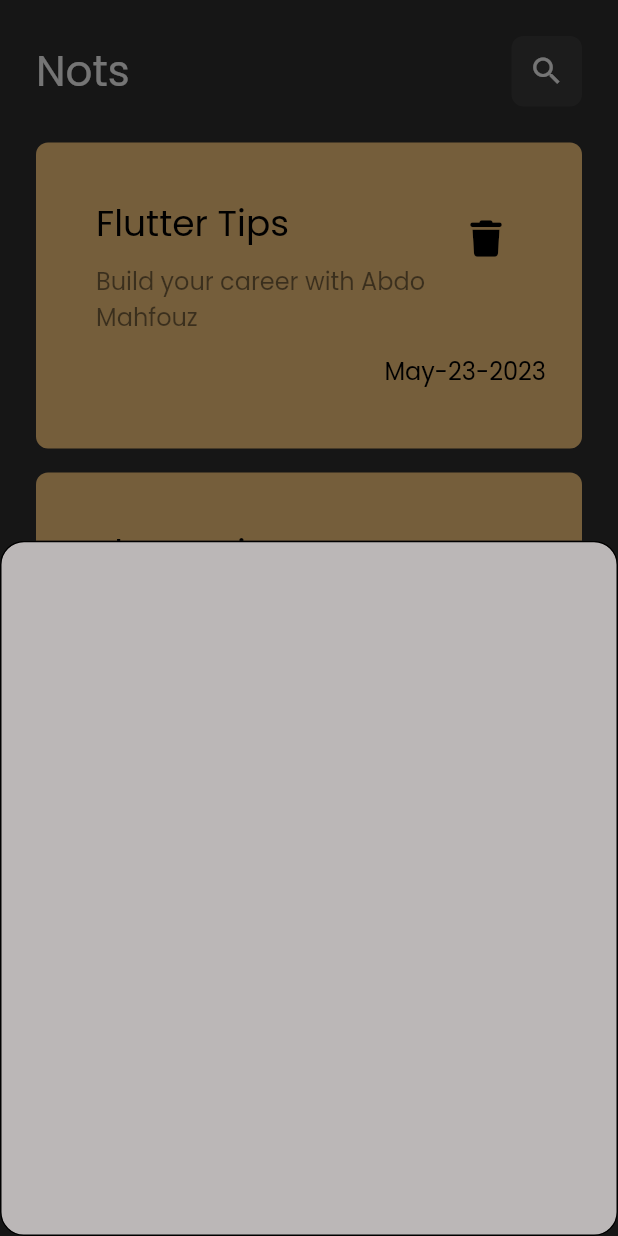
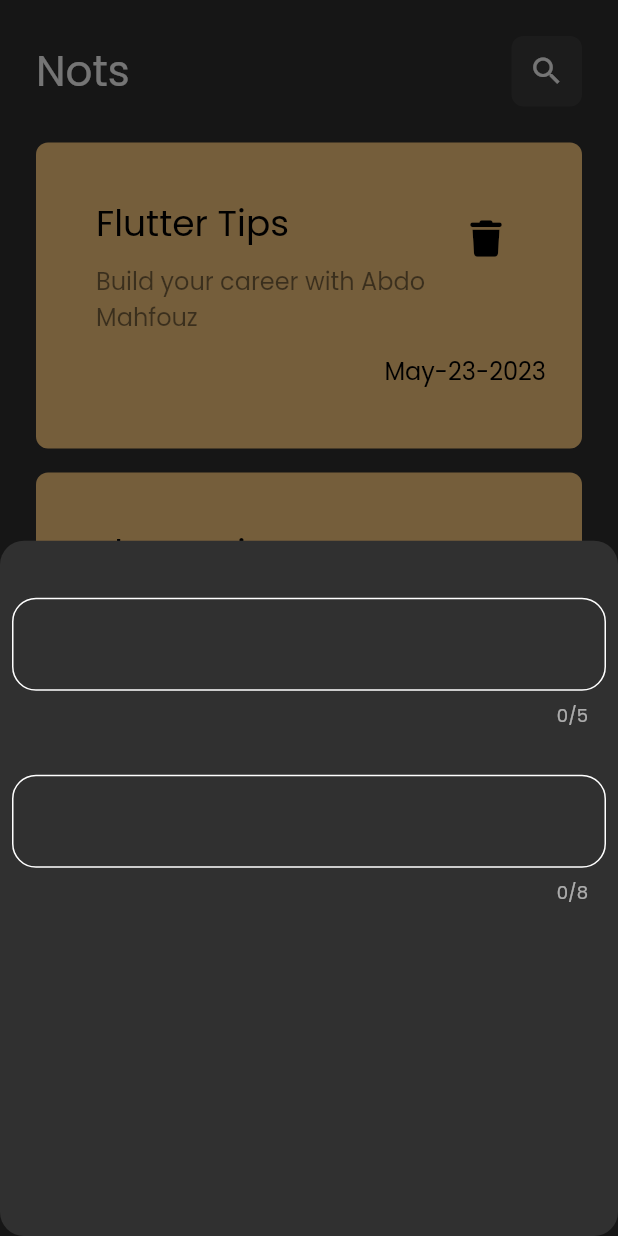
Before and after one commit to AMahfouz144/Notes_App, a Flutter app: the screen it shows after launch, after a tap on the "add" icon, on a phone screen of 412 x 824 dp. Run offline on Flutter 3.47's test engine with Material 2 defaults, Android fonts, the phone set to English and light mode, and no system bars; our stand-ins replace font_awesome_flutter.

Commit message:
create custom_text_filed

```diff
--- /dev/null
+++ b/lib/functions/buildBorder.dart
@@ -0,0 +1,10 @@
+import 'package:flutter/material.dart';
+
+OutlineInputBorder buildBorder(Color color) {
+  return OutlineInputBorder(
+    borderSide: BorderSide(
+      color: color,
+    ),
+    borderRadius: BorderRadius.circular(16),
+  );
+}
--- a/lib/views/widgets/add_buttom_sheet.dart
+++ b/lib/views/widgets/add_buttom_sheet.dart
@@ -1,21 +1,28 @@
 import 'package:flutter/material.dart';
+import 'package:nots_app/views/widgets/custom_text_field.dart';
 
 class AddBottomSheet extends StatelessWidget {
   const AddBottomSheet({super.key});
 
   @override
   Widget build(BuildContext context) {
-    return Container(
-      // width: 80,
-      // height: 200,
-      // child: TextButton(
-      //   onPressed: () {},
-      //   child: Text("Hello"),
-      // ),
-      decoration: BoxDecoration(
-        border: Border.all(),
-        color: const Color.fromARGB(255, 187, 183, 183),
-        borderRadius: BorderRadius.circular(16),
+    return const Padding(
+      padding: EdgeInsets.all(8.0),
+      child: Column(
+        children: [
+          SizedBox(
+            height: 30,
+          ),
+          CustomTextField(
+            maxLength: 5,
+          ),
+          SizedBox(
+            height: 30,
+          ),
+          CustomTextField(
+            maxLength: 8,
+          ),
+        ],
       ),
     );
   }
--- a/lib/views/widgets/custom_text_field.dart
+++ b/lib/views/widgets/custom_text_field.dart
@@ -1,13 +1,18 @@
 import 'package:flutter/material.dart';
 
+import '../../functions/buildBorder.dart';
+
 class CustomTextField extends StatelessWidget {
-  const CustomTextField({super.key});
-
+  const CustomTextField({super.key,required this.maxLength});
+  final int maxLength;
   @override
   Widget build(BuildContext context) {
     return TextFormField(
+      maxLength: maxLength,
       decoration: InputDecoration(
-          border: OutlineInputBorder(borderRadius: BorderRadius.circular(8))),
+        border: buildBorder(Colors.black),
+        enabledBorder: buildBorder(Colors.white),
+      ),
     );
   }
 }
--- a/pubspec.yaml
+++ b/pubspec.yaml
@@ -36,6 +36,7 @@ dependencies:
   # Use with the CupertinoIcons class for iOS style icons.
   cupertino_icons: ^1.0.2
   font_awesome_flutter: ^10.6.0
+  hive: ^2.2.3
 
 dev_dependencies:
   flutter_test:
```
